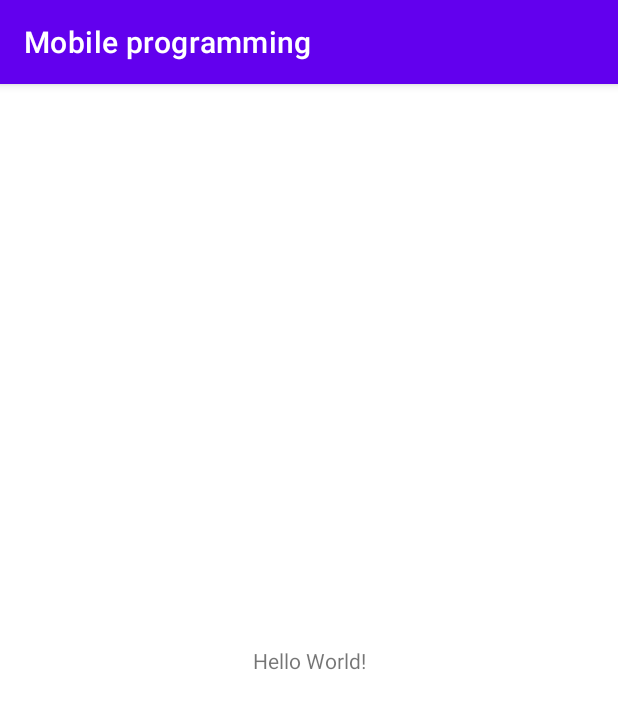
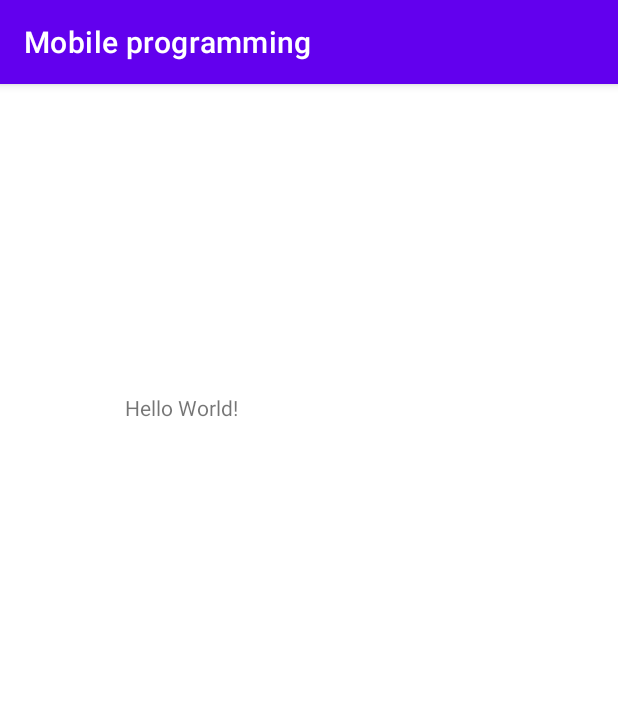
Before and after one commit to AlessandroS01/Polimarche, an Android app: the screen it shows after launch (MainActivity), on a phone screen of 412 x 824 dp. Shown: the top 709 px of the screen. Run offline under Robolectric (Android 15) with nearby library versions, the phone set to English and light mode, and no system bars.

Commit message:
First commit

```diff
--- a/app/src/main/res/layout/activity_main.xml
+++ b/app/src/main/res/layout/activity_main.xml
@@ -13,6 +13,8 @@
             app:layout_constraintBottom_toBottomOf="parent"
             app:layout_constraintStart_toStartOf="parent"
             app:layout_constraintEnd_toEndOf="parent"
-            app:layout_constraintTop_toTopOf="parent" />
+            app:layout_constraintTop_toTopOf="parent"
+            app:layout_constraintHorizontal_bias="0.248"
+            app:layout_constraintVertical_bias="0.275" />
 
 </androidx.constraintlayout.widget.ConstraintLayout>
```
